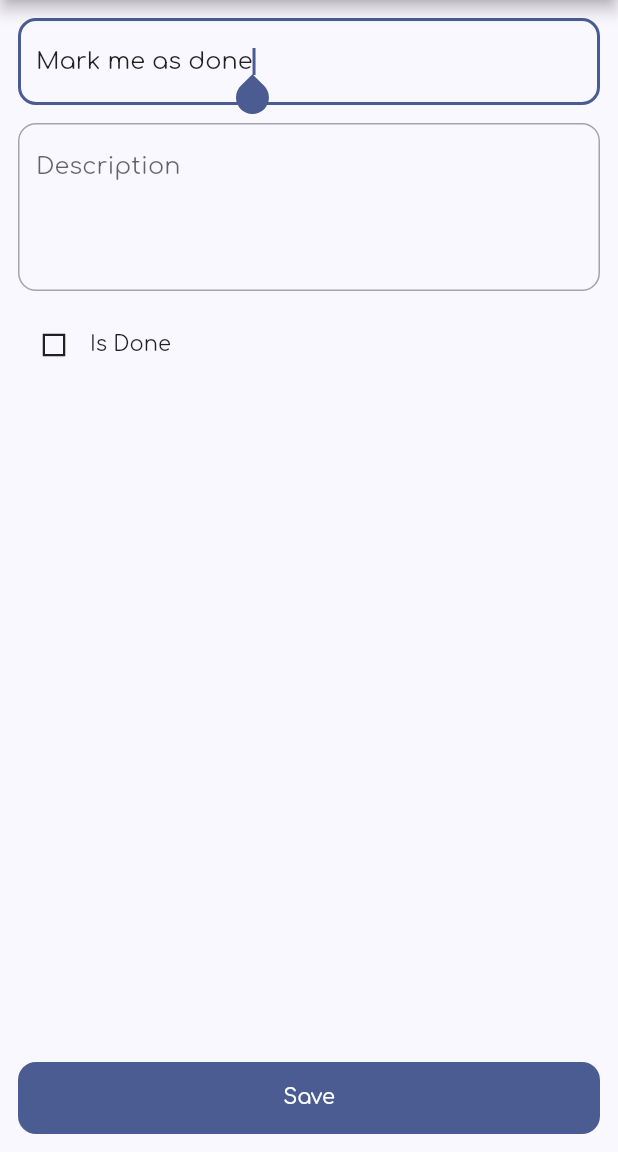
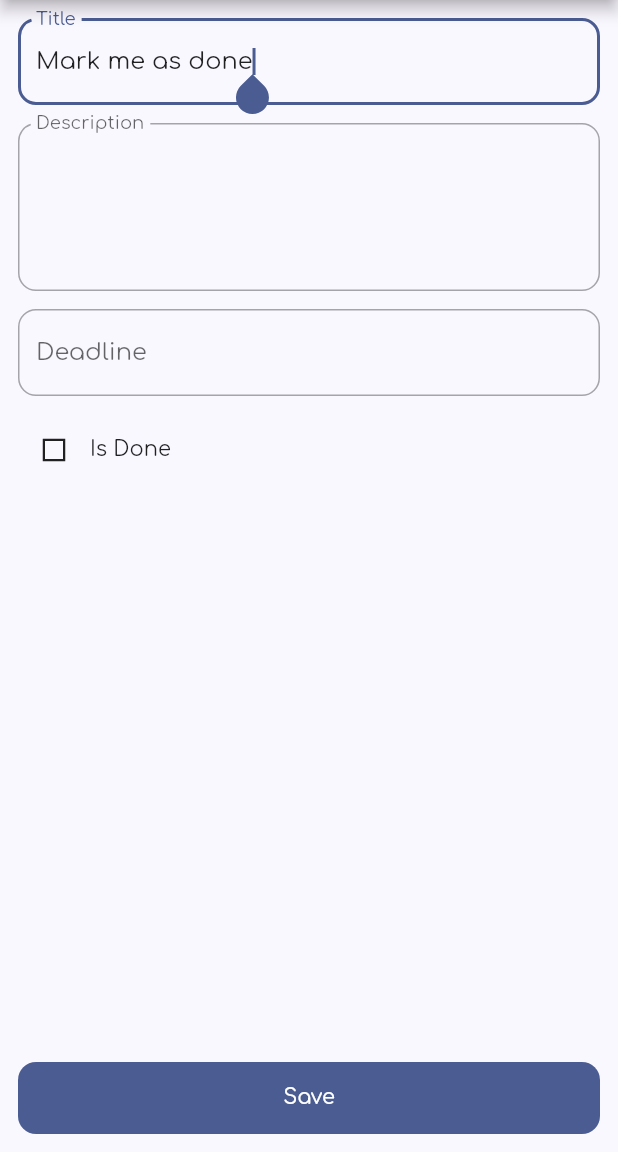
Before and after one commit to amka/flutter-todoapp, a Flutter app: the screen it shows after launch, after a tap on "Mark me as done", on a phone screen of 412 x 824 dp, the part 84-1236 px from its top. Run offline on Flutter 3.47's test engine with Material 2 defaults, Android fonts, the phone set to English and light mode, and no system bars; our stand-ins replace beamer, get, google_fonts, isar, jiffy, line_icons; accounts and stored records are empty; generated files the repository leaves out were written again.

Commit message:
Add Deadline to TodoPage

```diff
--- a/lib/main.dart
+++ b/lib/main.dart
@@ -23,7 +23,7 @@ class TodoApp extends StatelessWidget {
   @override
   Widget build(BuildContext context) {
     return MaterialApp.router(
-      title: 'TodoApp',
+      title: 'TodoHippo',
       theme: ThemeData(
         // useMaterial3: true,
         colorSchemeSeed: Color(0xff1e63ec),
--- a/lib/src/pages/home_page.dart
+++ b/lib/src/pages/home_page.dart
@@ -25,7 +25,13 @@ class _HomePageState extends State<HomePage> {
   Widget build(BuildContext context) {
     return Scaffold(
       appBar: AppBar(
-        title: const Text('Todos'),
+        title: Row(
+          children: [
+            const Text('TodoHippo'),
+            const SizedBox(width: 4),
+            LineIcon.hippo(),
+          ],
+        ),
         actions: [
           IconButton(
             onPressed: () => context.beamToNamed('/settings'),
--- a/lib/src/pages/todo_page.dart
+++ b/lib/src/pages/todo_page.dart
@@ -1,6 +1,7 @@
 import 'package:beamer/beamer.dart';
 import 'package:flutter/material.dart';
 import 'package:get/get.dart';
+import 'package:jiffy/jiffy.dart';
 import 'package:line_icons/line_icon.dart';
 
 import '../components/todo_state_checkbox.dart';
@@ -20,6 +21,7 @@ class _TodoPageState extends State<TodoPage> {
   TodoService todoService = Get.find();
   final titleController = TextEditingController();
   final decriptionController = TextEditingController();
+  final deadlineController = TextEditingController();
   Todo? todo;
 
   @override
@@ -29,7 +31,18 @@ class _TodoPageState extends State<TodoPage> {
     if (todo != null) {
       titleController.text = todo!.title;
       decriptionController.text = todo!.description ?? '';
+      if (todo!.deadline != null) {
+        deadlineController.text = Jiffy(todo!.deadline).yMMMd;
+      }
     }
+  }
+
+  @override
+  void dispose() {
+    super.dispose();
+    titleController.dispose();
+    decriptionController.dispose();
+    deadlineController.dispose();
   }
 
   @override
@@ -52,7 +65,8 @@ class _TodoPageState extends State<TodoPage> {
                         controller: titleController,
                         autofocus: true,
                         decoration: InputDecoration(
-                          hintText: 'Title',
+                          label: Text('Title'),
+                          floatingLabelBehavior: FloatingLabelBehavior.always,
                           border: OutlineInputBorder(
                             borderRadius: BorderRadius.circular(12),
                           ),
@@ -64,11 +78,53 @@ class _TodoPageState extends State<TodoPage> {
                         minLines: 4,
                         maxLines: 8,
                         decoration: InputDecoration(
-                          hintText: 'Description',
+                          label: Text('Description'),
+                          floatingLabelBehavior: FloatingLabelBehavior.always,
                           border: OutlineInputBorder(
                             borderRadius: BorderRadius.circular(12),
                           ),
                         ),
+                      ),
+                      const SizedBox(height: 12),
+                      TextField(
+                        controller: deadlineController,
+                        decoration: InputDecoration(
+                          // prefixIcon: LineIcon.calendar(),
+                          border: OutlineInputBorder(
+                            borderRadius: BorderRadius.circular(12),
+                          ),
+                          labelText: "Deadline",
+                          suffix: todo!.deadline != null
+                              ? InkWell(
+                                  child: LineIcon.trash(
+                                    size: 16,
+                                  ),
+                                  // borderRadius: BorderRadius.circular(18),
+                                  onTap: () {
+                                    todo!.deadline = null;
+                                    setState(() {
+                                      deadlineController.text = '';
+                                    });
+                                  },
+                                )
+                              : null,
+                        ),
+                        readOnly: true,
+                        onTap: () async {
+                          DateTime? pickedDate = await showDatePicker(
+                            context: context,
+                            initialDate: DateTime.now(), //get today's date
+                            firstDate: DateTime
+                                .now(), //DateTime.now() - not to allow to choose before today.
+                            lastDate: DateTime(2101),
+                          );
+                          if (pickedDate != null) {
+                            setState(() {
+                              deadlineController.text = Jiffy(pickedDate).yMMMd;
+                              todo!.deadline = pickedDate;
+                            });
+                          }
+                        },
                       ),
                       const SizedBox(height: 12),
                       Row(
@@ -108,7 +164,17 @@ class _TodoPageState extends State<TodoPage> {
               SizedBox(
                 height: 48,
                 child: MaterialButton(
-                  onPressed: () => context.beamToNamed('/'),
+                  onPressed: () async {
+                    if (todo != null) {
+                      todo!.title = titleController.text;
+                      todo!.description = decriptionController.text;
+                      await todoService.updateTodo(todo!);
+                    }
+
+                    if (mounted) {
+                      context.beamToNamed('/');
+                    }
+                  },
                   color: Theme.of(context).colorScheme.primary,
                   shape: RoundedRectangleBorder(
                     borderRadius: BorderRadius.circular(12),
--- a/pubspec.yaml
+++ b/pubspec.yaml
@@ -39,6 +39,7 @@ dependencies:
 
   google_fonts: ^3.0.1
   line_icons: ^2.0.1
+  jiffy: ^5.0.0
 
 dev_dependencies:
   flutter_test:
```
Also changed, not shown: pubspec.lock.
